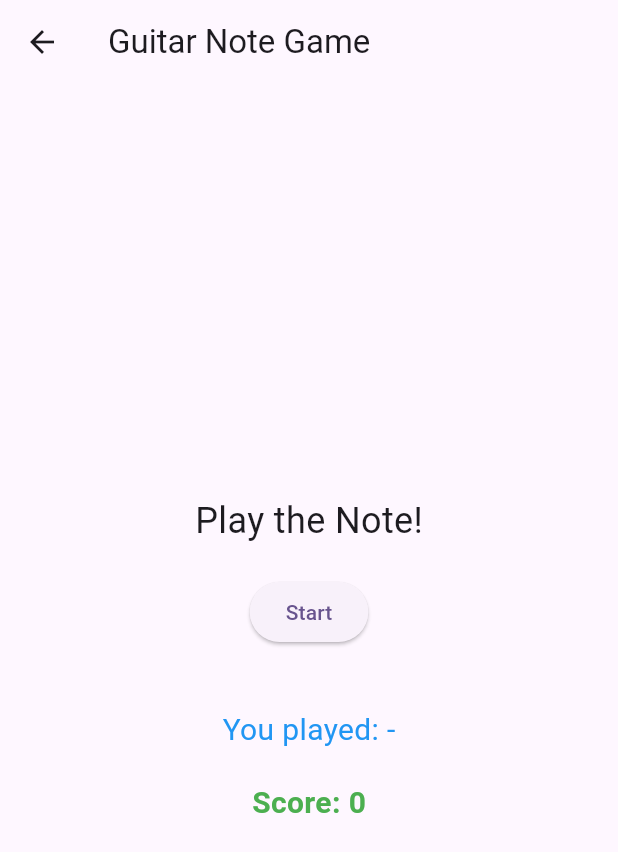
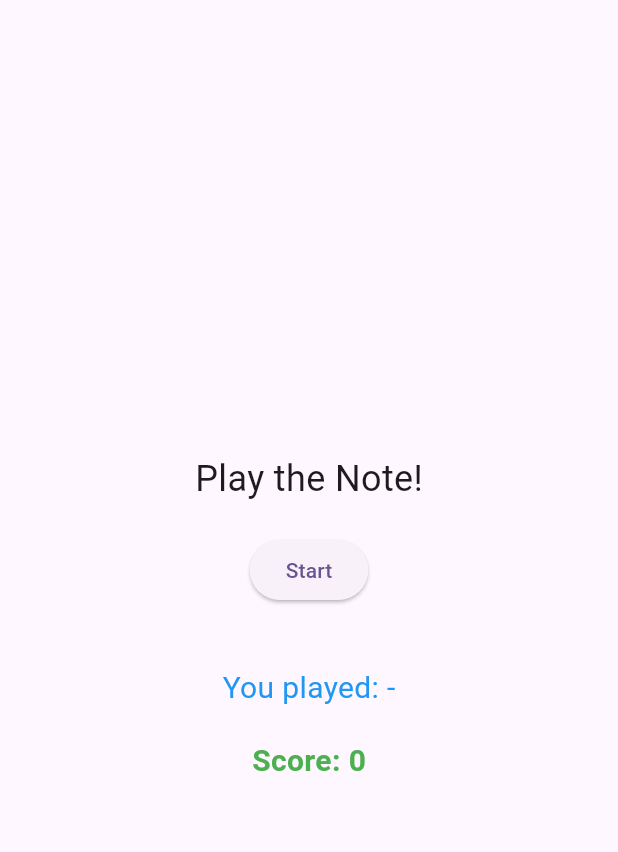
Before and after one commit to 9ShadowWolf9/freatboard_memorizer, a Flutter app: the GamePage screen opened directly, on a phone screen of 412 x 824 dp. Shown: the top 852 px of the screen. Run offline on Flutter 3.47's test engine with Material 3 defaults, Android fonts, the light colour scheme and no system bars; our stand-ins replace permission_handler; missing offline and left inert: flutter_audio_capture.

Commit message:
test commit

```diff
--- a/lib/screens/game_page.dart
+++ b/lib/screens/game_page.dart
@@ -29,7 +29,6 @@ class _GamePageState extends State<GamePage> {
   @override
   Widget build(BuildContext context) {
     return Scaffold(
-      appBar: AppBar(title: const Text("Guitar Note Game")),
       body: Center(
         child: Column(
           mainAxisSize: MainAxisSize.min,
```
